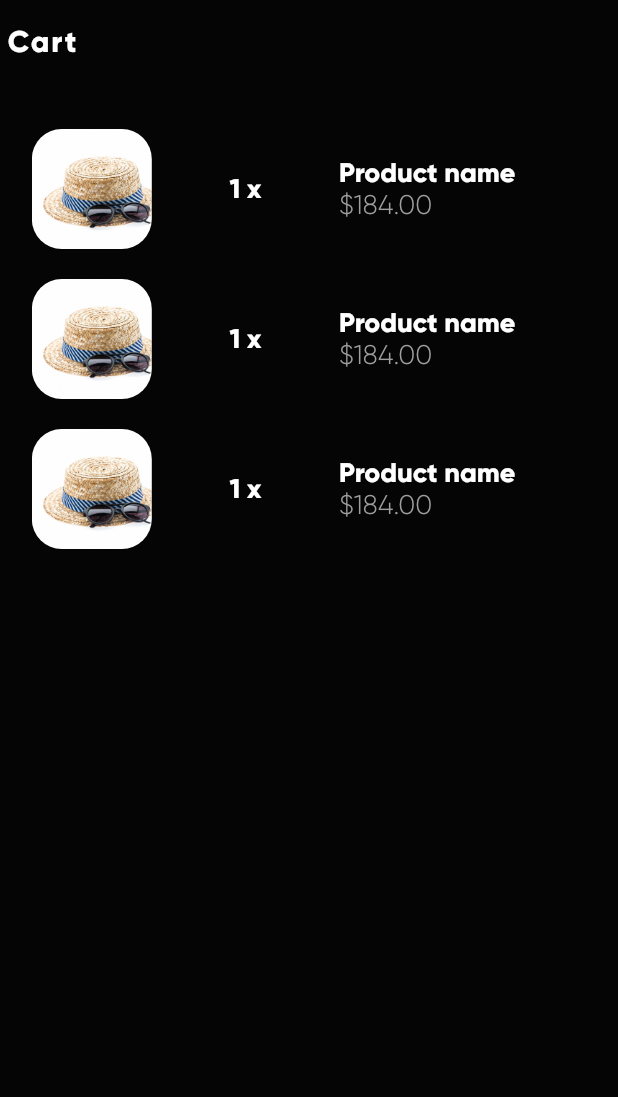
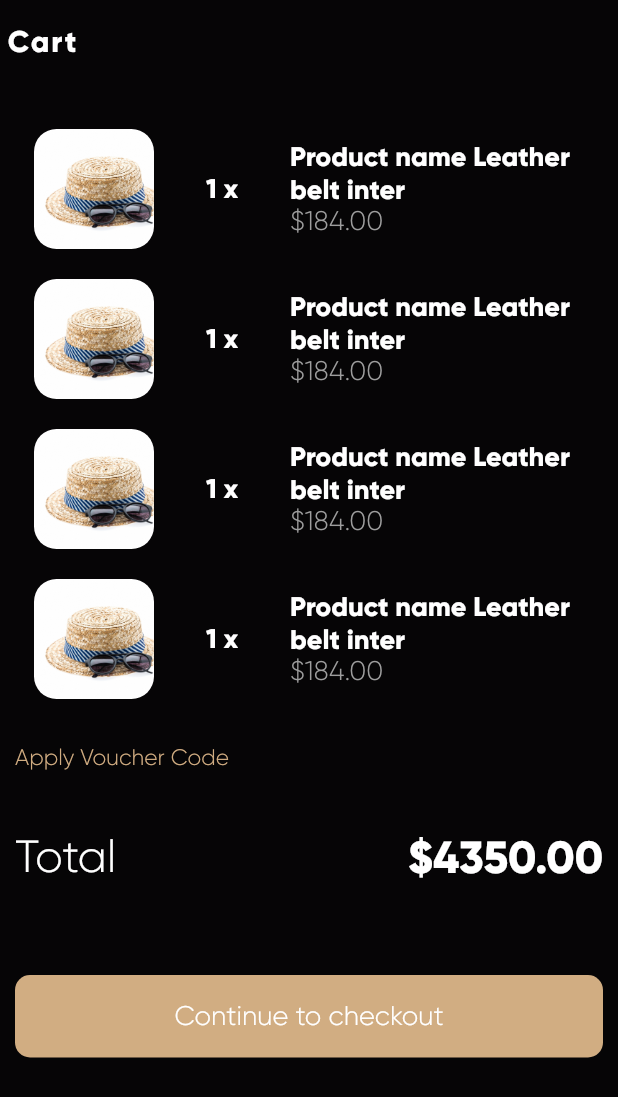
Before and after one commit to quqlock/UI-Flutter-Fashion-App, a Flutter app: the CartScreen screen opened directly with sample values from the repository, on a phone screen of 412 x 824 dp. Shown: the top 1097 px of the screen. Run offline on Flutter 3.47's test engine with Material 2 defaults, Android fonts, the phone set to English and light mode, and no system bars; our stand-ins replace page_view_indicators.

Commit message:
Cart scaffold ok

```diff
--- a/lib/screens/cart_screen.dart
+++ b/lib/screens/cart_screen.dart
@@ -1,6 +1,7 @@
 import 'package:flutter/material.dart';
 import 'package:flutter_fashion_app/const.dart';
 import 'package:flutter_fashion_app/model/product.dart';
+import 'package:flutter_fashion_app/widgets/big_button.dart';
 
 class CartScreen extends StatefulWidget {
   final Product product;
@@ -32,15 +33,73 @@ class _CartScreenState extends State<CartScreen> {
       body: SafeArea(
         child: Container(
           width: double.maxFinite,
+          height: MediaQuery.of(context).size.height,
           color: blackColor,
+          child: SingleChildScrollView(
             child: Padding(
-            padding: const EdgeInsets.only(top: 10.0),
+              padding: const EdgeInsets.all(10.0),
               child: Column(
+                crossAxisAlignment: CrossAxisAlignment.stretch,
                 children: [
                   buildCartProductRowWidget(),
                   buildCartProductRowWidget(),
                   buildCartProductRowWidget(),
+                  buildCartProductRowWidget(),
+                  SizedBox(
+                    height: 30,
+                  ),
+                  Text(
+                    'Apply Voucher Code',
+                    style: TextStyle(
+                      color: mainColor,
+                      fontSize: 15,
+                    ),
+                  ),
+                  SizedBox(
+                    height: 40,
+                  ),
+                  Row(
+                    children: [
+                      Expanded(
+                        flex: 1,
+                        child: Align(
+                          alignment: Alignment.centerLeft,
+                          child: Text(
+                            'Total',
+                            style: TextStyle(
+                              color: Colors.white,
+                              fontSize: 30,
+                            ),
+                          ),
+                        ),
+                      ),
+                      Align(
+                        alignment: Alignment.centerRight,
+                        child: Expanded(
+                          flex: 1,
+                          child: Text(
+                            '\$4350.00',
+                            style: TextStyle(
+                              color: Colors.white,
+                              fontWeight: FontWeight.bold,
+                              fontSize: 30,
+                            ),
+                          ),
+                        ),
+                      )
                     ],
+                  ),
+                  SizedBox(
+                    height: 60,
+                  ),
+                  Align(
+                    alignment: Alignment.bottomCenter,
+                    child: buildBigButtonWidget(() {
+                      print('Buy it!');
+                    }, 'Continue to checkout'),
+                  ),
+                ],
+              ),
             ),
           ),
         ),
@@ -61,7 +120,7 @@ class _CartScreenState extends State<CartScreen> {
               width: 80,
               height: 80,
               decoration: BoxDecoration(
-                borderRadius: BorderRadius.circular(20),
+                borderRadius: BorderRadius.circular(15),
                 image: DecorationImage(
                   image: AssetImage('assets/images/products/hat1.jpg'),
                   fit: BoxFit.cover,
@@ -84,14 +143,14 @@ class _CartScreenState extends State<CartScreen> {
             ),
           ),
           Flexible(
-            flex: 2,
+            flex: 3,
             fit: FlexFit.tight,
             child: Column(
               mainAxisAlignment: MainAxisAlignment.start,
               crossAxisAlignment: CrossAxisAlignment.start,
               children: [
                 Text(
-                  'Product name',
+                  'Product name Leather belt inter',
                   style: TextStyle(
                     color: Colors.white,
                     fontSize: 18,
```
Lines whose indentation alone changed are shown as unchanged.
